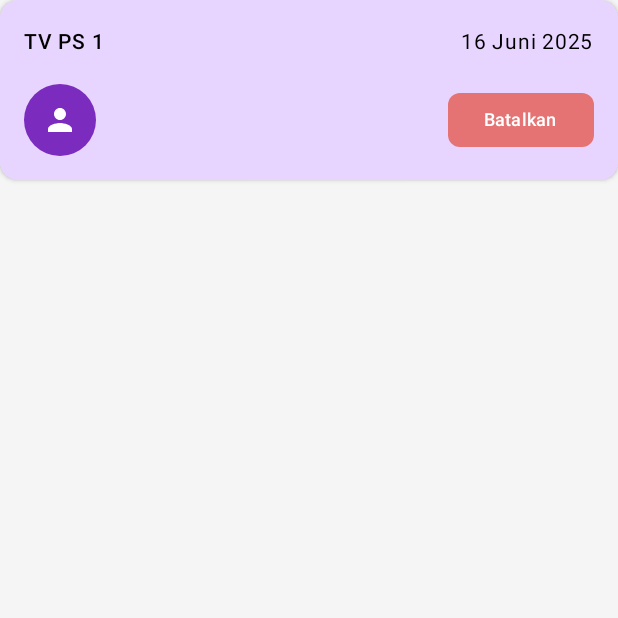
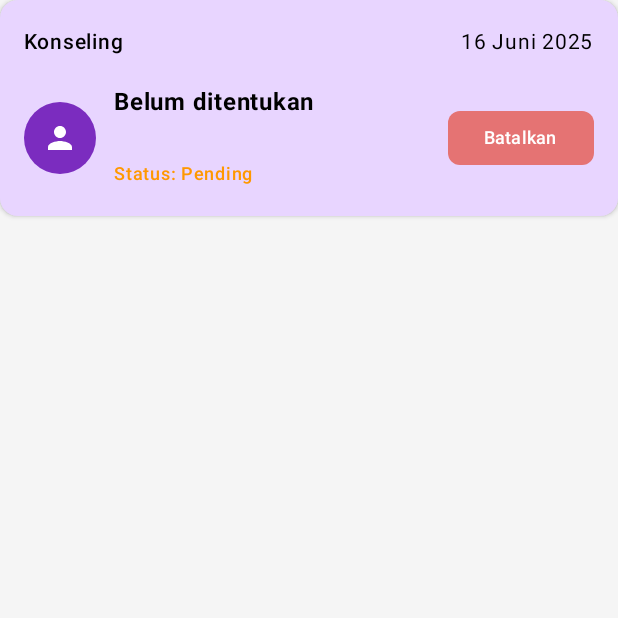
Before and after one commit to Etherlyvan/bookingkonseling, an Android app built with Jetpack Compose: the composable BookingHistoryCard shown on its own in the app's theme, on a phone screen of 412 x 824 dp, the top half of it. Run offline under Robolectric (Android 15) with nearby library versions, the phone set to English and light mode, and no system bars.

Commit message:
Initial commit

```diff
--- a/app/src/main/java/com/example/bookingkonseling/presentation/ui/screens/BookingHistoryScreen.kt
+++ b/app/src/main/java/com/example/bookingkonseling/presentation/ui/screens/BookingHistoryScreen.kt
@@ -28,7 +28,7 @@ import java.util.*
 @OptIn(ExperimentalMaterial3Api::class)
 @Composable
 fun BookingHistoryScreen(
-    onNavigateToDetail: (Booking) -> Unit = {} // TAMBAHAN: Parameter untuk navigasi ke detail
+    onNavigateToDetail: (Booking) -> Unit = {}
 ) {
     val context = LocalContext.current
     val viewModel = remember { BookingViewModel(context) }
@@ -75,7 +75,8 @@ fun BookingHistoryScreen(
                         onCancel = {
                             viewModel.cancelBooking(booking.id)
                         },
-                        onClick = { // TAMBAHAN: Parameter onClick
+                        onClick = {
+                            // PERBAIKAN: Pastikan onClick dipanggil dengan benar
                             onNavigateToDetail(booking)
                         }
                     )
@@ -89,7 +90,7 @@ fun BookingHistoryScreen(
 fun BookingHistoryCard(
     booking: Booking,
     onCancel: () -> Unit,
-    onClick: () -> Unit = {} // TAMBAHAN: Parameter onClick
+    onClick: () -> Unit = {}
 ) {
     val formattedDate = try {
         val dateFormat = SimpleDateFormat("dd MMMM yyyy", Locale("id", "ID"))
@@ -101,7 +102,10 @@ fun BookingHistoryCard(
     Card(
         modifier = Modifier
             .fillMaxWidth()
-            .clickable { onClick() }, // TAMBAHAN: Clickable modifier
+            .clickable {
+                // PERBAIKAN: Pastikan onClick dipanggil
+                onClick()
+            },
         shape = RoundedCornerShape(12.dp),
         colors = CardDefaults.cardColors(
             containerColor = Color(0xFFE8D5FF)
@@ -120,7 +124,7 @@ fun BookingHistoryCard(
                 verticalAlignment = Alignment.Top
             ) {
                 Text(
-                    text = "TV PS 1",
+                    text = "Konseling",
                     fontSize = 14.sp,
                     fontWeight = FontWeight.Medium,
                     color = Color.Black
@@ -157,7 +161,7 @@ fun BookingHistoryCard(
 
                 Column {
                     Text(
-                        text = booking.konselor,
+                        text = booking.konselor.ifEmpty { "Belum ditentukan" },
                         fontSize = 16.sp,
                         fontWeight = FontWeight.Bold,
                         color = Color.Black
@@ -167,16 +171,29 @@ fun BookingHistoryCard(
                         fontSize = 14.sp,
                         color = Color(0xFF666666)
                     )
+                    // PERBAIKAN: Tambahkan status
+                    Text(
+                        text = "Status: ${booking.status}",
+                        fontSize = 12.sp,
+                        color = when(booking.status) {
+                            "Pending" -> Color(0xFFFF9800)
+                            "Ongoing" -> Color(0xFF4CAF50)
+                            "Completed" -> Color(0xFF2196F3)
+                            "Cancelled" -> Color(0xFFF44336)
+                            else -> Color.Gray
+                        },
+                        fontWeight = FontWeight.Medium
+                    )
                 }
 
                 Spacer(modifier = Modifier.weight(1f))
 
-                // Cancel Button
+                // Cancel Button - hanya tampil jika status bisa dibatalkan
                 if (booking.status == "Pending" || booking.status == "Ongoing") {
                     Button(
                         onClick = {
+                            // PERBAIKAN: Prevent event bubbling
                             onCancel()
-                            // Mencegah navigasi ke detail saat tombol cancel diklik
                         },
                         colors = ButtonDefaults.buttonColors(
                             containerColor = Color(0xFFE57373)
```
Also changed, not shown: app/src/main/java/com/example/bookingkonseling/presentation/ui/screens/MainScreen.kt (+18 -16 lines).
